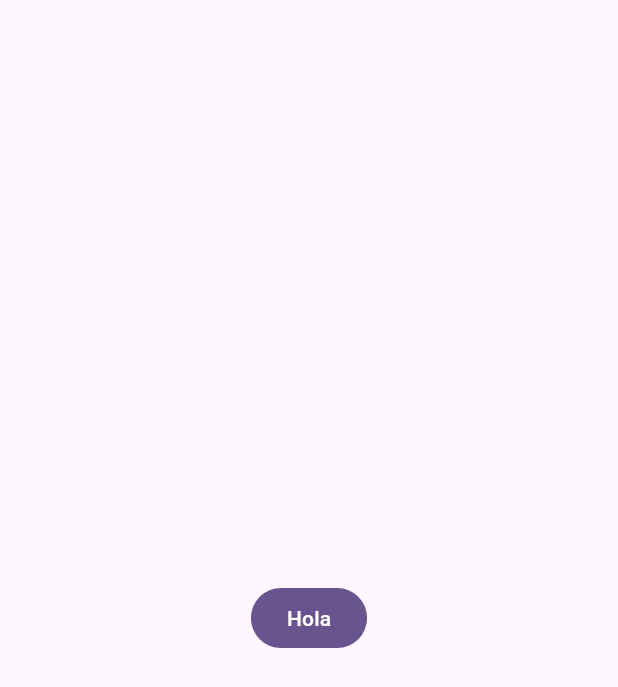
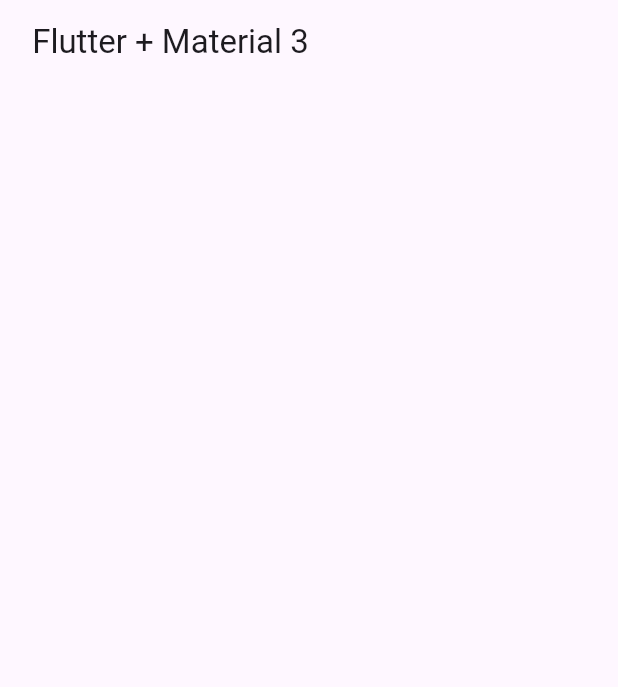
Before and after one commit to DSOscarDev/widgets_app, a Flutter app: the screen it shows after launch, on a phone screen of 412 x 824 dp. Shown: the top 687 px of the screen. Run offline on Flutter 3.47's test engine with Material 3 defaults, Android fonts, the phone set to English and light mode, and no system bars.

Commit message:
Home Screen Creado

```diff
--- a/lib/main.dart
+++ b/lib/main.dart
@@ -1,5 +1,6 @@
 import 'package:flutter/material.dart';
 import 'package:widgets_app/config/theme/app_theme.dart';
+import 'package:widgets_app/presentation/screens/home/home_screen.dart';
 
 void main() {
   runApp(const MainApp());
@@ -13,11 +14,7 @@ class MainApp extends StatelessWidget {
     return  MaterialApp(
       debugShowCheckedModeBanner: false,
       theme: Apptheme(selectedColor: 5).getTheme(),
-      home:  Scaffold(
-        body: Center(
-          child: FilledButton(onPressed: (){}, child: Text('Hola')),
-        ),
-      ),
+      home:  const HomeScreen()
     );
   }
 }
--- /dev/null
+++ b/lib/presentation/screens/home/home_screen.dart
@@ -0,0 +1,14 @@
+import 'package:flutter/material.dart';
+
+class HomeScreen extends StatelessWidget {
+  const HomeScreen({super.key});
+
+  @override
+  Widget build(BuildContext context) {
+    return Scaffold(
+      appBar: AppBar(
+        title: const Text(' Flutter + Material 3'),
+      ),
+    );
+  }
+}
```
